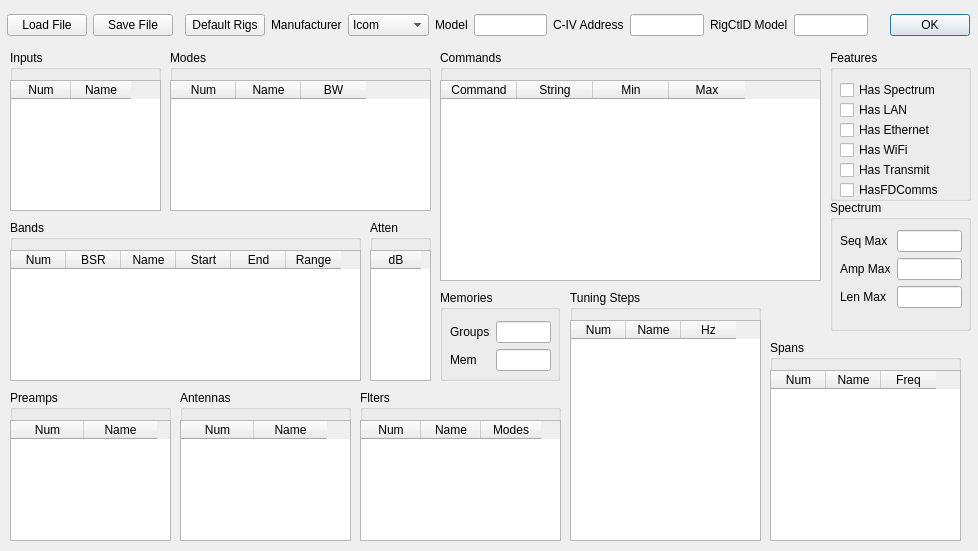
Above: rigcreator.ui from adecarolis/wfweb before the change. Below: the same form after it.
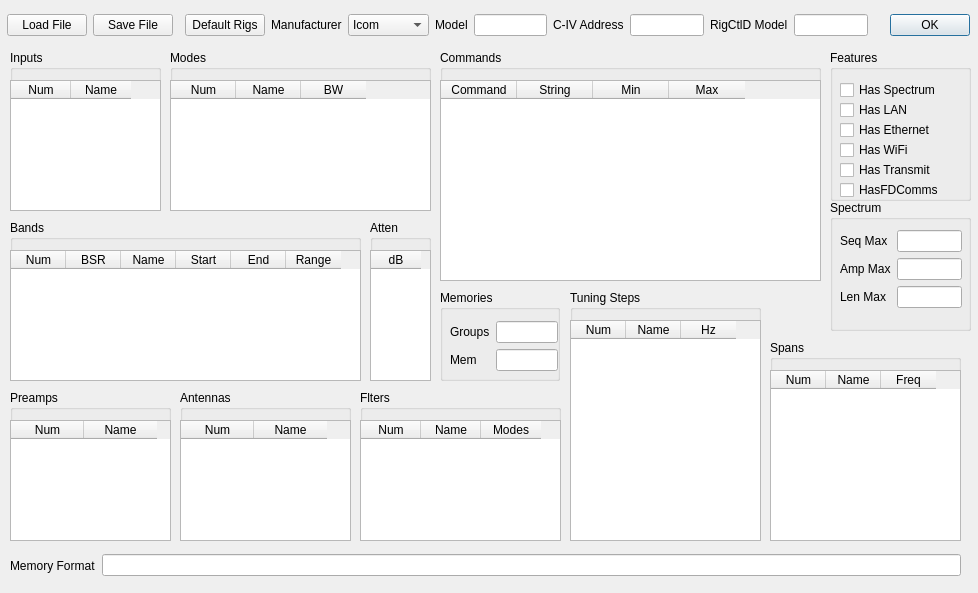
That is the form after the change. Custom widgets are drawn as their Qt base class.

Commit message: Add memory format specifier to Rig Creator

Diff of the .ui file:
```diff
--- a/rigcreator.ui
+++ b/rigcreator.ui
@@ -7,7 +7,7 @@
     <x>0</x>
     <y>0</y>
     <width>978</width>
-    <height>551</height>
+    <height>593</height>
    </rect>
   </property>
   <property name="sizePolicy">
@@ -1043,8 +1043,8 @@
      <rect>
       <x>10</x>
       <y>31</y>
-      <width>101</width>
-      <height>51</height>
+      <width>108</width>
+      <height>52</height>
      </rect>
     </property>
     <layout class="QFormLayout" name="formLayout">
@@ -1079,6 +1079,28 @@
     </layout>
    </widget>
   </widget>
+  <widget class="QWidget" name="horizontalLayoutWidget_2">
+   <property name="geometry">
+    <rect>
+     <x>10</x>
+     <y>550</y>
+     <width>951</width>
+     <height>31</height>
+    </rect>
+   </property>
+   <layout class="QHBoxLayout" name="horizontalLayout_3">
+    <item>
+     <widget class="QLabel" name="label_10">
+      <property name="text">
+       <string>Memory Format</string>
+      </property>
+     </widget>
+    </item>
+    <item>
+     <widget class="QLineEdit" name="memoryFormat"/>
+    </item>
+   </layout>
+  </widget>
  </widget>
  <customwidgets>
   <customwidget>
```
The commit also changes 9 other files.
